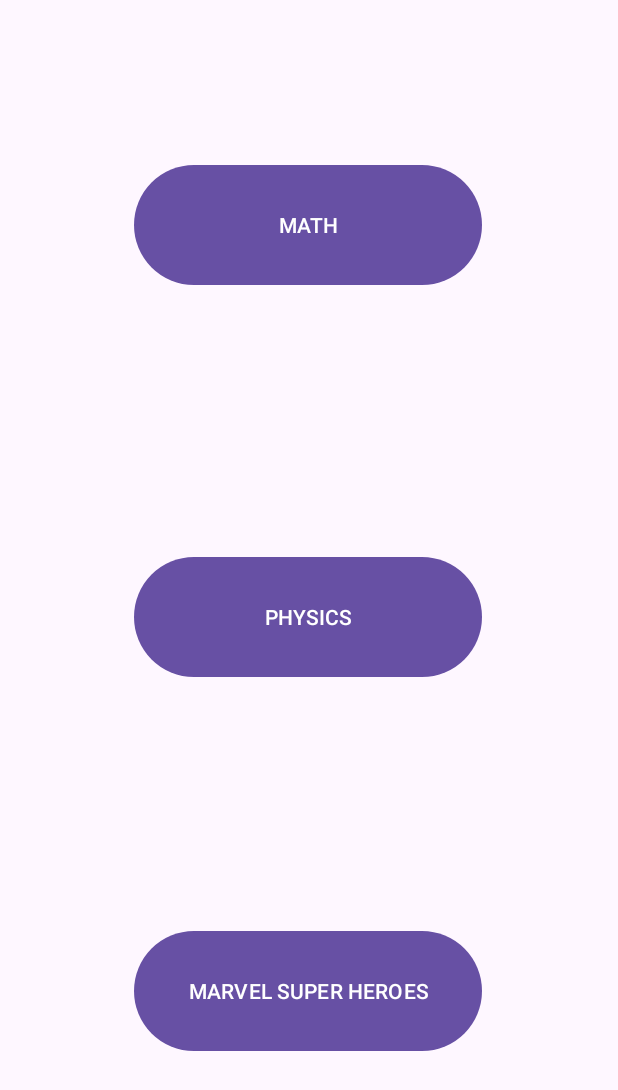
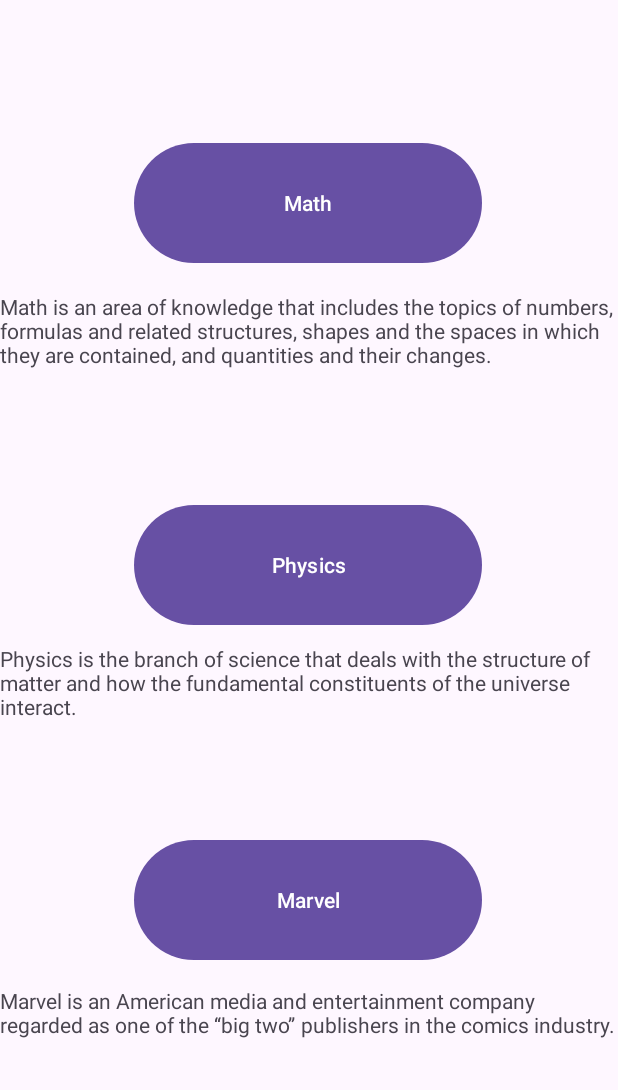
Before and after one commit to CodyTu/quizdroid, an Android app: the screen it shows after launch (MainActivity), on a phone screen of 412 x 824 dp. Shown: the top 1090 px of the screen. Run offline under Robolectric (Android 15) with nearby library versions, the phone set to English and light mode, and no system bars.

Commit message:
completed quizdroid repository

```diff
--- a/app/src/main/AndroidManifest.xml
+++ b/app/src/main/AndroidManifest.xml
@@ -3,6 +3,7 @@
     xmlns:tools="http://schemas.android.com/tools">
 
     <application
+        android:name="edu.uw.ischool.ctu4.quizdroid.QuizApp"
         android:allowBackup="true"
         android:dataExtractionRules="@xml/data_extraction_rules"
         android:fullBackupContent="@xml/backup_rules"
--- a/app/src/main/java/edu/uw/ischool/ctu4/quizdroid/MainActivity.kt
+++ b/app/src/main/java/edu/uw/ischool/ctu4/quizdroid/MainActivity.kt
@@ -3,10 +3,11 @@ package edu.uw.ischool.ctu4.quizdroid
 import android.content.Intent
 import androidx.appcompat.app.AppCompatActivity
 import android.os.Bundle
+import android.util.Log
 import android.widget.Button
+import android.widget.TextView
 
 class MainActivity : AppCompatActivity() {
-
     override fun onCreate(savedInstanceState: Bundle?) {
         super.onCreate(savedInstanceState)
         setContentView(R.layout.activity_main)
@@ -14,6 +15,20 @@ class MainActivity : AppCompatActivity() {
         val math = findViewById<Button>(R.id.math)
         val physics = findViewById<Button>(R.id.physics)
         val marvel = findViewById<Button>(R.id.marvel)
+
+        val mathDes = findViewById<TextView>(R.id.mathDes)
+        val physDes = findViewById<TextView>(R.id.physDes)
+        val marvelDes = findViewById<TextView>(R.id.marvelDes)
+
+        val quiz = QuizApp()
+        math.text = quiz.getTopics()[0].title
+        physics.text = quiz.getTopics()[1].title
+        marvel.text = quiz.getTopics()[2].title
+
+        mathDes.text = quiz.getTopics()[0].short_description
+        physDes.text = quiz.getTopics()[1].short_description
+        marvelDes.text = quiz.getTopics()[2].short_description
+
 
         math.setOnClickListener({
             val intent = Intent(this, TopicOverview::class.java)
--- /dev/null
+++ b/app/src/main/java/edu/uw/ischool/ctu4/quizdroid/QuizApp.kt
@@ -0,0 +1,130 @@
+package edu.uw.ischool.ctu4.quizdroid
+
+import android.app.Application
+import android.os.Bundle
+import android.os.Message
+import android.util.Log
+
+class QuizApp : TopicRepository, android.app.Application() {
+    var MESSAGE: String = "edu.uw.ischool.ctu4.quizapp"
+    override fun onCreate() {
+        super.onCreate()
+        Log.i(MESSAGE, "QuizApp is loaded and running")
+    }
+
+    override fun getTopics(): List<TopicRepository.Topic> {
+        return listOf(
+            TopicRepository.Topic(
+            "Math",
+            "Math is an area of knowledge that includes the topics of numbers, formulas and related structures, shapes and the spaces in which they are contained, and quantities and their changes.",
+            "Mathematics is the science and study of quality, structure, space, and change. Mathematicians seek out patterns, formulate new conjectures, and establish truth by rigorous deduction from appropriately chosen axioms and definitions.",
+            listOf(
+                TopicRepository.Question(
+                    "Find 5 + 7 + 9",
+                    listOf(
+                        "20",
+                        "12",
+                        "14",
+                        "21"
+                    ),
+                    4
+                ),
+                TopicRepository.Question(
+                    "On dividing 426 by 4, we get the remainder as",
+                    listOf(
+                        "0",
+                        "2",
+                        "4",
+                        "6"
+                    ),
+                    2
+                ),
+                TopicRepository.Question(
+                    "Simplify the expression: 15 + 10 ÷ 5 = ?",
+                    listOf(
+                        "17",
+                        "15",
+                        "5",
+                        "10"
+                    ),
+                    1
+                ),
+                TopicRepository.Question(
+                    "What is the value of t, if m + 2 = n and n = 3?",
+                    listOf(
+                        "1",
+                        "2",
+                        "3",
+                        "4"
+                    ),
+                    1
+                ),
+                TopicRepository.Question(
+                    "On converting 32 yards to foot, we get",
+                    listOf("960 ft",
+                    "96 ft",
+                    "0.96 ft",
+                    "0.096 ft"
+                    ),
+                    2
+                )
+            )),
+            TopicRepository.Topic(
+                "Physics",
+                "Physics is the branch of science that deals with the structure of matter and how the fundamental constituents of the universe interact.",
+                "Physics is the branch of science that deals with the structure of matter and how the fundamental constituents of the universe interact. It studies objects ranging from the very small using quantum mechanics to the entire universe using general relativity.",
+                listOf(
+                    TopicRepository.Question(
+                        "The slope of the position time graph of an object moving with negative velocity is?",
+                        listOf("Zero",
+                        "Negative",
+                        "Positive",
+                        "Inifity"),
+                        2
+                    ),
+                    TopicRepository.Question(
+                        "The SI unit of displacement is",
+                        listOf("Kilometer",
+                        "Centimeter",
+                        "Meter",
+                        "Millimeter"),
+                        3
+                    )
+                )
+            ),
+            TopicRepository.Topic(
+                "Marvel",
+                "Marvel is an American media and entertainment company regarded as one of the “big two” publishers in the comics industry.",
+                "Marvel Comics is an American media and entertainment company regarded as one of the “big two” publishers in the comics industry. Its parent company, Marvel Entertainment, is a wholly owned subsidiary of the Disney Company.",
+                listOf(
+                    TopicRepository.Question(
+                        "Who is the strongest Avenger?",
+                        listOf("Hulk",
+                        "Iron Man",
+                        "Thor",
+                        "Captain America"),
+                        3
+                    ),
+                    TopicRepository.Question(
+                        "What is Iron Man\\'s real name?",
+                        listOf("Bruce Banner",
+                        "Steve Rogers",
+                        "Tony Stark",
+                        "Peter Parker"),
+                        3
+                    ),
+                    TopicRepository.Question(
+                        "What is the name of Thor\\'s hammer?",
+                        listOf("Mjolnir",
+                        "Stormbreaker",
+                        "Gungnir",
+                        "Iron Hammer"),
+                        1
+                    )
+                )
+
+            )
+        )
+    }
+
+}
--- /dev/null
+++ b/app/src/main/java/edu/uw/ischool/ctu4/quizdroid/TopicRepository.kt
@@ -0,0 +1,19 @@
+package edu.uw.ischool.ctu4.quizdroid
+
+interface TopicRepository {
+
+    fun getTopics(): List<Topic>
+
+    data class Question (
+        val question: String,
+        val answers: List<String>,
+        val correctAnswer: Int
+    )
+
+    data class Topic (
+        val title: String,
+        val short_description: String,
+        val long_description: String,
+        val questions: List<Question>
+    )
+}
--- a/app/src/main/res/layout/activity_main.xml
+++ b/app/src/main/res/layout/activity_main.xml
@@ -16,7 +16,7 @@
         app:layout_constraintHorizontal_bias="0.497"
         app:layout_constraintStart_toStartOf="parent"
         app:layout_constraintTop_toTopOf="parent"
-        app:layout_constraintVertical_bias="0.144" />
+        app:layout_constraintVertical_bias="0.124" />
 
     <Button
         android:id="@+id/physics"
@@ -28,7 +28,7 @@
         app:layout_constraintHorizontal_bias="0.497"
         app:layout_constraintStart_toStartOf="parent"
         app:layout_constraintTop_toTopOf="parent"
-        app:layout_constraintVertical_bias="0.499" />
+        app:layout_constraintVertical_bias="0.452" />
 
     <Button
         android:id="@+id/marvel"
@@ -40,5 +40,43 @@
         app:layout_constraintHorizontal_bias="0.497"
         app:layout_constraintStart_toStartOf="parent"
         app:layout_constraintTop_toTopOf="parent"
-        app:layout_constraintVertical_bias="0.838" />
+        app:layout_constraintVertical_bias="0.755" />
+
+    <TextView
+        android:id="@+id/mathDes"
+        android:layout_width="wrap_content"
+        android:layout_height="wrap_content"
+        android:layout_marginTop="1dp"
+        android:text="TextView"
+        app:layout_constraintBottom_toTopOf="@+id/physics"
+        app:layout_constraintEnd_toEndOf="parent"
+        app:layout_constraintHorizontal_bias="0.498"
+        app:layout_constraintStart_toStartOf="parent"
+        app:layout_constraintTop_toBottomOf="@+id/math"
+        app:layout_constraintVertical_bias="0.138" />
+
+    <TextView
+        android:id="@+id/physDes"
+        android:layout_width="wrap_content"
+        android:layout_height="wrap_content"
+        android:text="TextView"
+        app:layout_constraintBottom_toTopOf="@+id/marvel"
+        app:layout_constraintEnd_toEndOf="parent"
+        app:layout_constraintHorizontal_bias="0.498"
+        app:layout_constraintStart_toStartOf="parent"
+        app:layout_constraintTop_toBottomOf="@+id/physics"
+        app:layout_constraintVertical_bias="0.107" />
+
+    <TextView
+        android:id="@+id/marvelDes"
+        android:layout_width="wrap_content"
+        android:layout_height="wrap_content"
+        android:text="TextView"
+        app:layout_constraintBottom_toBottomOf="parent"
+        app:layout_constraintEnd_toEndOf="parent"
+        app:layout_constraintHorizontal_bias="0.498"
+        app:layout_constraintStart_toStartOf="parent"
+        app:layout_constraintTop_toBottomOf="@+id/marvel"
+        app:layout_constraintVertical_bias="0.094" />
+
 </androidx.constraintlayout.widget.ConstraintLayout>
```
Also changed, not shown: app/src/main/java/edu/uw/ischool/ctu4/quizdroid/Answers.kt (+14 -13 lines), app/src/main/java/edu/uw/ischool/ctu4/quizdroid/Questions.kt (+27 -30 lines), app/src/main/java/edu/uw/ischool/ctu4/quizdroid/TopicOverview.kt (+19 -7 lines), app/src/main/res/layout/activity_topic_overview.xml (+11 -2 lines).
